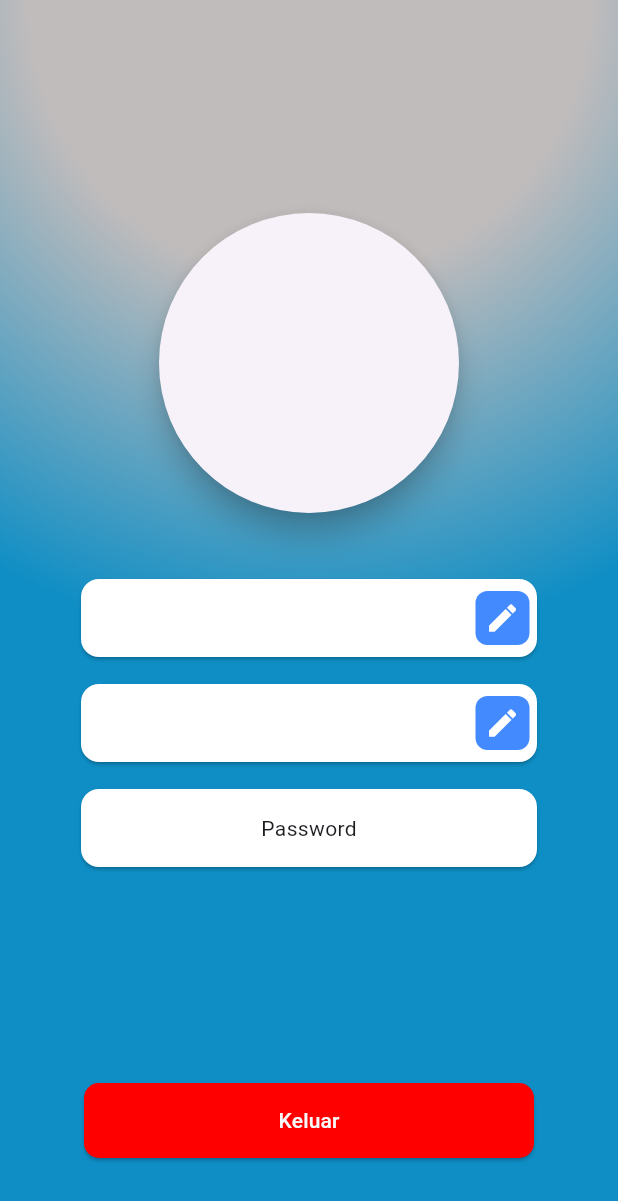
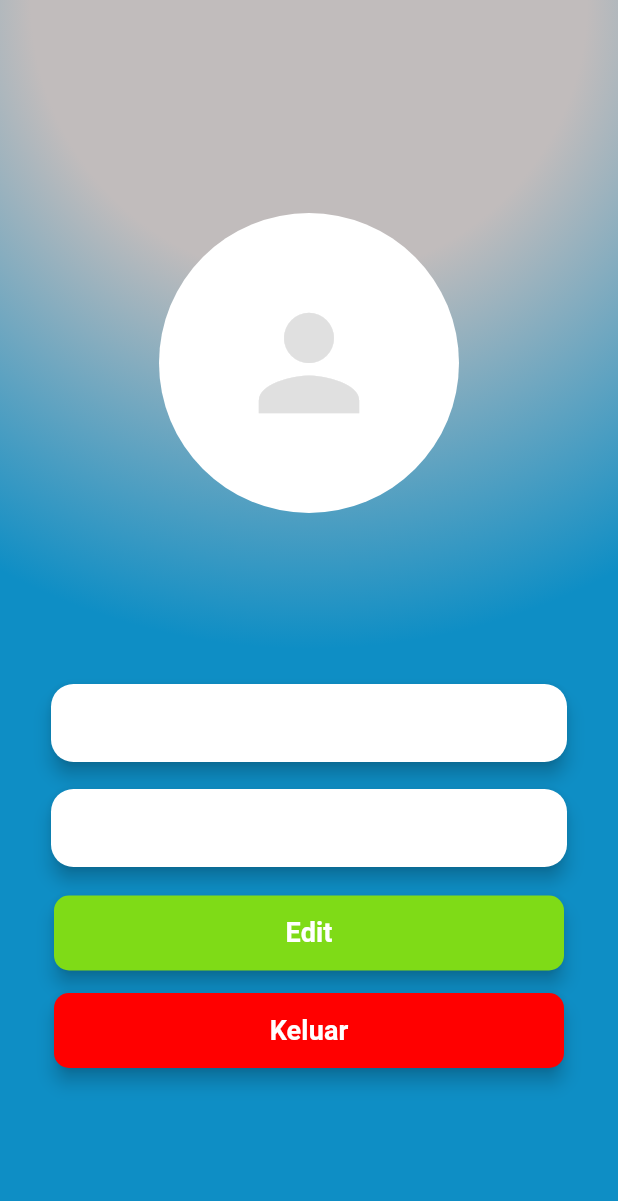
Before and after one commit to fadhlyarmi1987/absensimagang, a Flutter app: the ProfilePage screen opened directly, on a phone screen of 412 x 824 dp. Shown: the top 1201 px of the screen. Run offline on Flutter 3.47's test engine with Material 3 defaults, Android fonts, the light colour scheme and no system bars; our stand-ins replace dio, get, get_storage, google_fonts, google_maps_flutter, location and 2 more; accounts and stored records are empty; network calls fail.

Commit message:
final Selasa 13 Agustus

```diff
--- a/lib/data/services/auth.service.dart
+++ b/lib/data/services/auth.service.dart
@@ -18,10 +18,12 @@ class AuthService {
     if (responseBody['metaData']['code'] == 200) {
       storage.name(responseBody['response']['name']);
       storage.email(responseBody ['response']['username']);
+      storage.id(responseBody ['response']['id_user']);
       return {
         'success': true,
         'name': responseBody['response']['name'] ?? 'Pengguna',
         'username': responseBody['response']['username'] ?? 'Pengguna',
+        'id_user': responseBody['response']['id_user'] ?? '0',
       };
     } else {
       return {'success': false, 'name': null};
--- a/lib/main.dart
+++ b/lib/main.dart
@@ -3,8 +3,10 @@ import 'package:flutter/material.dart';
 import 'package:get_storage/get_storage.dart';
 import 'package:intl/date_symbol_data_local.dart';
 import 'package:get/get.dart';
+import 'package:timezone/data/latest.dart' as tz;
 
 void main () async {
+  tz.initializeTimeZones();
   initializeDateFormatting('id', null);
   await GetStorage.init();
   runApp(MyApp());
--- a/lib/utils/api_constants.dart
+++ b/lib/utils/api_constants.dart
@@ -1,7 +1,10 @@
+import 'package:absensimagang/utils/storage.dart';
+import '../views/dashboard/edit.profile.dart';
+
 class ApiConstants {
   ApiConstants._();
 
-  static const String baseUrl = "http://192.168.2.95:8000/api/";
+  static const String baseUrl = "http://192.168.2.70:8000/api/";
 
   //"http://192.168.64.139:8000/api/"; hotspot
   //"http://192.168.2.91:8000/api/"; wifikantor
@@ -16,6 +19,7 @@ class ApiConstants {
   static const String absen = "absen";
   static const String notifications = "notifications";
   static const String file = "files";
+  static const String waktu = "server-time";
   static String fileDownload(String id) => "files/$id";
 
 }
--- a/lib/utils/storage.dart
+++ b/lib/utils/storage.dart
@@ -19,6 +19,10 @@ class Storage {
 
   String? getPassword() => _storage.read<String>('password') ?? 'unknown';
 
+  void id(int id) => _storage.write('id', id);
+
+  int? getId() => _storage.read<int>('id');
+
   void logout() {
     _storage.remove('isLogin');
     _storage.remove('name');
--- a/lib/views/auth/auth.controller.dart
+++ b/lib/views/auth/auth.controller.dart
@@ -75,12 +75,13 @@ class AuthController extends GetxController {
     if (result['success']) {
       String name = result['name'] ?? 'Pengguna';
       String email = result['username'] ?? 'unknown';
+      int id = result ['id_user'] ?? 0;
 
       showSnackbar('Login Berhasil', 'Selamat datang, $name!', Colors.green,
           Colors.white, const Duration(seconds: 2), SnackPosition.BOTTOM);
       _storage.login();
       Get.offAllNamed(Routes.dahsboard);
-      print('cek: $email');
+      print('cek: $email, id: $id');
     } else {
       showSnackbar('Login Gagal', 'Silakan coba lagi!', Colors.red,
           Colors.white, const Duration(seconds: 2), SnackPosition.BOTTOM);
--- a/lib/views/dashboard/dashboard.controller.dart
+++ b/lib/views/dashboard/dashboard.controller.dart
@@ -13,11 +13,13 @@ class DashboardBinding implements Bindings {
 }
 
 class DashboardController extends GetxController {
-  final Storage _storage = Storage();
+  final Storage storage = Storage();
   var name = ''.obs;
   var email = ''.obs;
+  var id = ''.obs;
   var listhadir = <Map<String, dynamic>>[].obs;
   final Dio _dio = Dio();
+
 
   get $name => null;
 
@@ -25,19 +27,20 @@ class DashboardController extends GetxController {
   void onInit() {
     super.onInit();
     fetchAttendance();
-    name.value = _storage.getName()??"";
-    email.value = _storage.getEmail() ?? "";
+    name.value = storage.getName()??"";
+    email.value = storage.getEmail() ?? "";
+    id.value = storage.getId().toString();
 
     print(name);
   }
 
   void logout() {
-    _storage.logout();
+    storage.logout();
     Get.toNamed(Routes.init);
   }
 
   Future<void> fetchAttendance() async {
-    name.value = _storage.getName()??"";
+    name.value = storage.getName()??"";
     try {
       final response =
           await _dio.get('${ApiConstants.baseUrl}${ApiConstants.listabsen2}/${name.value}');
--- a/lib/views/dashboard/profile.dart
+++ b/lib/views/dashboard/profile.dart
@@ -1,15 +1,11 @@
-import 'package:flutter/cupertino.dart';
 import 'package:flutter/material.dart';
-import 'package:flutter/widgets.dart';
 import 'package:get/get.dart';
 import 'package:google_fonts/google_fonts.dart';
 import 'dashboard.controller.dart';
-import 'package:get_storage/get_storage.dart';
+import 'edit.profile.dart';
 
 class ProfilePage extends StatelessWidget {
   const ProfilePage({super.key});
-
-  get onPressed => null;
 
   @override
   Widget build(BuildContext context) {
@@ -20,42 +16,41 @@ class ProfilePage extends StatelessWidget {
         child: Stack(
           children: [
             Container(
-              decoration: BoxDecoration(
+              decoration: const BoxDecoration(
                 gradient: RadialGradient(
                   center: Alignment(0, -1),
                   stops: [0.3, 0.7],
                   radius: 1.5,
                   colors: [
-                    Color.fromARGB(255, 193, 188, 188),
-                    const Color.fromARGB(255, 14, 142, 197)
+                    Color(0xFFC1BCBC),
+                    Color(0xFF0E8EC5),
                   ],
                 ),
               ),
             ),
             Transform.translate(
-              offset: Offset(0, -170),
+              offset: const Offset(0, -170),
               child: Center(
-                child: Card(
-                  shape: RoundedRectangleBorder(
-                    borderRadius: BorderRadius.circular(100.0),
-                  ),
-                  elevation: 8.0,
-                  child: Container(
-                    width: 200,
-                    height: 200,
-                    alignment: Alignment.center,
+                child: CircleAvatar(
+                  radius: 100,
+                  backgroundColor: Colors.white,
+                  child: Icon(
+                    Icons.person,
+                    size: 100,
+                    color: Colors.grey[300],
                   ),
                 ),
               ),
             ),
             Transform.translate(
-              offset: Offset(0, 170),
+              offset: const Offset(0, 170),
               child: Padding(
-                padding: const EdgeInsets.symmetric(horizontal: 50),
+                padding: const EdgeInsets.symmetric(horizontal: 30),
                 child: Center(
                   child: Column(
                     mainAxisSize: MainAxisSize.min,
                     children: [
+
                       Padding(
                         padding: const EdgeInsets.only(bottom: 10),
                         child: Container(
@@ -63,121 +58,98 @@ class ProfilePage extends StatelessWidget {
                           height: 60,
                           child: Card(
                             color: Colors.white,
-                            child: Row(
-                              children: [
-                                Expanded(
-                                  child: Padding(
-                                    padding: EdgeInsets.only(left: 45),
+                            shape: RoundedRectangleBorder(
+                              borderRadius: BorderRadius.circular(15),
+                            ),
+                            elevation: 5,
+                            child: Center(
                               child: Text(
-                                      '${controller.name.value}',
+                                controller.name.value,
                                 style: GoogleFonts.roboto(
                                   fontWeight: FontWeight.bold,
-                                        fontSize: 18,
+                                  fontSize: 20,
                                 ),
                                 textAlign: TextAlign.center,
                               ),
                             ),
                           ),
-                                Padding(
-                                  padding: const EdgeInsets.only(right: 5),
-                                  child: Container(
-                                    padding: EdgeInsets.all(6),
-                                    decoration: BoxDecoration(
-                                      color: Colors
-                                          .blueAccent,
-                                      borderRadius: BorderRadius.circular(8),
-                                    ),
-                                    child: Icon(
-                                      Icons.edit,
-                                      color: Colors.white,
                         ),
                       ),
-                                )
-                              ],
-                            ),
-                          ),
-                        ),
-                      ),
+
                       Padding(
-                        padding: const EdgeInsets.only(bottom: 10),
+                        padding: const EdgeInsets.only(bottom: 15),
                         child: Container(
                           width: double.infinity,
                           height: 60,
                           child: Card(
                             color: Colors.white,
-                            child: Row(
-                              children: [
-                                Expanded(
-                                  child: Padding(
-                                    padding: EdgeInsets.only(left: 45),
+                            shape: RoundedRectangleBorder(
+                              borderRadius: BorderRadius.circular(15),
+                            ),
+                            elevation: 5,
+                            child: Center(
                               child: Text(
-                                      '${controller.email.value}',
+                                controller.email.value,
                                 style: GoogleFonts.roboto(
                                   fontWeight: FontWeight.bold,
                                   fontSize: 18,
+                                  color: Colors.grey[700],
                                 ),
                                 textAlign: TextAlign.center,
                               ),
                             ),
                           ),
-                                Padding(
-                                  padding: const EdgeInsets.only(right: 5),
-                                  child: Container(
-                                    padding: EdgeInsets.all(6),
-                                    decoration: BoxDecoration(
-                                      color: Colors
-                                          .blueAccent,
-                                      borderRadius: BorderRadius.circular(8),
-                                    ),
-                                    child: Icon(
-                                      Icons.edit,
-                                      color: Colors.white,
                         ),
                       ),
-                                )
-                              ],
+
+                      Padding(
+                        padding: EdgeInsets.only(bottom: 15),
+                        child: Container(
+                          height: 50,
+                          width: 340,
+                          child: ElevatedButton(
+                            style: ElevatedButton.styleFrom(
+                              foregroundColor: Colors.white,
+                              backgroundColor: const Color(0xFF7FDB17),
+                              shape: RoundedRectangleBorder(
+                                borderRadius: BorderRadius.circular(10.0),
                               ),
+                              elevation: 5.0,
                             ),
+                            onPressed: () {
+                              Get.to(() => EditProfilePage(),
+                                  arguments: controller.storage.getId());
+                            },
+                            child: const Text(
+                              'Edit',
+                              style: TextStyle(
+                                fontSize: 18,
+                                fontWeight: FontWeight.bold,
                               ),
-                      ),
-                      Padding(
-                        padding: const EdgeInsets.only(bottom: 140),
-                        child: Container(
-                          width: double.infinity,
-                          height: 60,
-                          child: Card(
-                            color: Colors.white,
-                            child: Center(
-                              child: Text('Password'),
                             ),
                           ),
                         ),
                       ),
                       Container(
-                        height: 60,
-                        width: 300,
-                        child: Padding(
-                          padding: const EdgeInsets.only(bottom: 10),
-                          child: Container(
-                            width: double.infinity,
-                            height: 60,
+                        height: 50,
+                        width: 340,
                         child: ElevatedButton(
                           style: ElevatedButton.styleFrom(
-                                foregroundColor:
-                                    const Color.fromARGB(255, 249, 249, 249),
-                                backgroundColor:
-                                    const Color.fromARGB(255, 255, 0, 0),
+                            foregroundColor: Colors.white,
+                            backgroundColor: const Color(0xFFFF0000),
                             shape: RoundedRectangleBorder(
                               borderRadius: BorderRadius.circular(10.0),
                             ),
-                                elevation: 1.0,
+                            elevation: 5.0,
                           ),
                           onPressed: () {
                             controller.logout();
                           },
-                              child: Center(
-                                child: Text('Keluar'),
-                              ),
+                          child: const Text(
+                            'Keluar',
+                            style: TextStyle(
+                              fontSize: 18,
+                              fontWeight: FontWeight.bold,
                             ),
                           ),
                         ),
--- a/lib/views/dashboard/tugas.dart
+++ b/lib/views/dashboard/tugas.dart
@@ -71,7 +71,7 @@ class _TugasPageState extends State<TugasPage> {
                     borderRadius: BorderRadius.circular(5),
                   ),
                   width: screenWidth * 0.9,
-                  height: screenHeight * 0.81,
+                  height: screenHeight * 0.845,
                   child: FutureBuilder<List<Map<String, dynamic>>>(
                     future: _files,
                     builder: (context, snapshot) {
--- a/pubspec.yaml
+++ b/pubspec.yaml
@@ -47,6 +47,8 @@ dependencies:
   flutter_spinkit: ^5.2.1
   url_launcher: ^6.3.0
   flutter_downloader: ^1.11.8
+  timezone: ^0.9.4
+  http: ^1.2.2
 
 dev_dependencies:
   flutter_test:
```
Also changed, not shown: lib/views/dashboard/edit.profile.dart (added, +86 -0 lines), lib/views/dashboard/home.dart (+72 -48 lines), pubspec.lock. Lines whose indentation alone changed are shown as unchanged.
